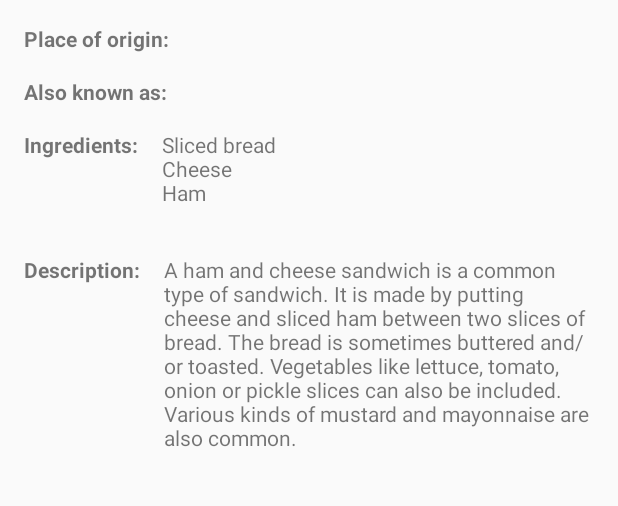
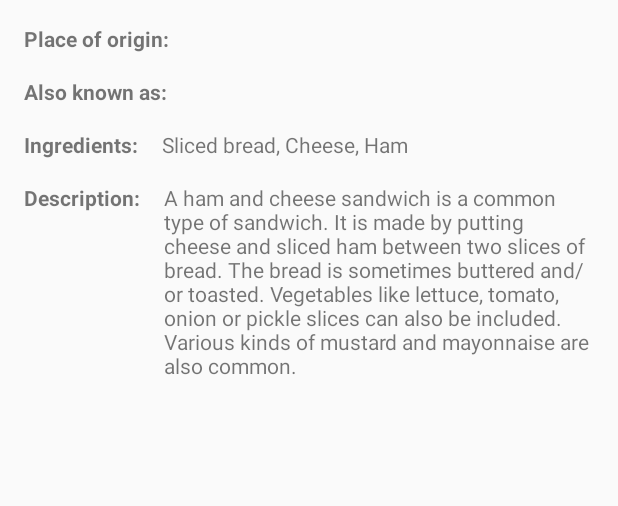
Before and after one commit to mohamed-shaar/SandwichClub, an Android app: the screen it shows after launch (DetailActivity), after a tap on "Ham and cheese sandwich", on a phone screen of 412 x 824 dp, the part 384-890 px from its top. Run offline under Robolectric (Android 15) with nearby library versions, the phone set to English and light mode, and no system bars; our stand-ins replace Picasso.

Commit message:
switched for loop to TextUtils

```diff
--- a/app/src/main/java/com/example/sandwichclub/DetailActivity.java
+++ b/app/src/main/java/com/example/sandwichclub/DetailActivity.java
@@ -3,6 +3,7 @@ package com.example.sandwichclub;
 import android.content.Intent;
 import android.support.v7.app.AppCompatActivity;
 import android.os.Bundle;
+import android.text.TextUtils;
 import android.widget.ImageView;
 import android.widget.TextView;
 import android.widget.Toast;
@@ -75,11 +76,13 @@ public class DetailActivity extends AppCompatActivity {
     private void populateUI() {
         mPlaceOfOriginTextView.setText(mSandwich.getPlaceOfOrigin());
         mDescriptionTextView.setText(mSandwich.getDescription());
-        for (int i = 0; i < mSandwich.getAlsoKnownAs().size(); i++) {
+        /*for (int i = 0; i < mSandwich.getAlsoKnownAs().size(); i++) {
             mAlsoKnownAsTextView.append(mSandwich.getAlsoKnownAs().get(i) + "\n");
-        }
-        for (int i = 0; i < mSandwich.getIngredients().size(); i++) {
+        }*/
+        mAlsoKnownAsTextView.setText(TextUtils.join(", ", mSandwich.getAlsoKnownAs()));
+        /*for (int i = 0; i < mSandwich.getIngredients().size(); i++) {
             mIngredientsTextView.append(mSandwich.getIngredients().get(i) + "\n");
-        }
+        }*/
+        mIngredientsTextView.setText(TextUtils.join(", ", mSandwich.getIngredients()));
     }
 }
```
